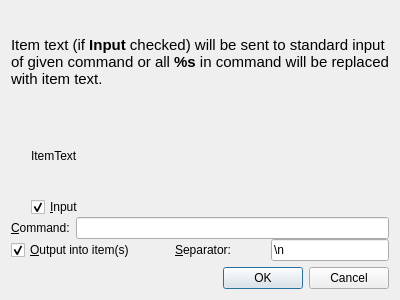
Old version of the form src/actiondialog.ui in the repository hluk/CopyQ.
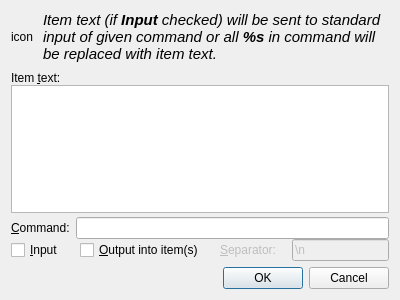
New version of the form.

```diff
--- a/src/actiondialog.ui
+++ b/src/actiondialog.ui
@@ -20,18 +20,44 @@
       <number>0</number>
      </property>
      <item>
-      <widget class="QLabel" name="inputInfoLabel">
-       <property name="text">
-        <string>&lt;!DOCTYPE HTML PUBLIC &quot;-//W3C//DTD HTML 4.0//EN&quot; &quot;http://www.w3.org/TR/REC-html40/strict.dtd&quot;&gt;
+      <layout class="QHBoxLayout" name="horizontalLayout_4">
+       <property name="spacing">
+        <number>10</number>
+       </property>
+       <property name="bottomMargin">
+        <number>4</number>
+       </property>
+       <item>
+        <widget class="QLabel" name="iconLabel">
+         <property name="text">
+          <string>icon</string>
+         </property>
+        </widget>
+       </item>
+       <item>
+        <widget class="QLabel" name="inputInfoLabel">
+         <property name="sizePolicy">
+          <sizepolicy hsizetype="Expanding" vsizetype="Expanding">
+           <horstretch>0</horstretch>
+           <verstretch>0</verstretch>
+          </sizepolicy>
+         </property>
+         <property name="text">
+          <string>&lt;!DOCTYPE HTML PUBLIC &quot;-//W3C//DTD HTML 4.0//EN&quot; &quot;http://www.w3.org/TR/REC-html40/strict.dtd&quot;&gt;
 &lt;html&gt;&lt;head&gt;&lt;meta name=&quot;qrichtext&quot; content=&quot;1&quot; /&gt;&lt;style type=&quot;text/css&quot;&gt;
 p, li { white-space: pre-wrap; }
-&lt;/style&gt;&lt;/head&gt;&lt;body style=&quot; font-family:'Aller'; font-size:11pt; font-weight:400; font-style:normal;&quot;&gt;
-&lt;p style=&quot; margin-top:0px; margin-bottom:0px; margin-left:0px; margin-right:0px; -qt-block-indent:0; text-indent:0px;&quot;&gt;Item text (if &lt;span style=&quot; font-weight:600;&quot;&gt;Input&lt;/span&gt; checked) will be sent to standard input of given command or all &lt;span style=&quot; font-weight:600;&quot;&gt;%s&lt;/span&gt; in command will be replaced with item text.&lt;/p&gt;&lt;/body&gt;&lt;/html&gt;</string>
-       </property>
-       <property name="wordWrap">
-        <bool>true</bool>
-       </property>
-      </widget>
+&lt;/style&gt;&lt;/head&gt;&lt;body style=&quot; font-family:'Sans Serif'; font-size:9pt; font-weight:400; font-style:normal;&quot;&gt;
+&lt;table style=&quot;-qt-table-type: root; margin-top:4px; margin-bottom:4px; margin-left:4px; margin-right:4px;&quot;&gt;
+&lt;tr&gt;
+&lt;td style=&quot;border: none;&quot;&gt;
+&lt;p style=&quot; margin-top:0px; margin-bottom:0px; margin-left:0px; margin-right:0px; -qt-block-indent:0; text-indent:0px;&quot;&gt;&lt;span style=&quot; font-family:'Aller'; font-size:11pt; font-style:italic;&quot;&gt;Item text (if &lt;/span&gt;&lt;span style=&quot; font-family:'Aller'; font-size:11pt; font-weight:600; font-style:italic;&quot;&gt;Input&lt;/span&gt;&lt;span style=&quot; font-family:'Aller'; font-size:11pt; font-style:italic;&quot;&gt; checked) will be sent to standard input of given command or all &lt;/span&gt;&lt;span style=&quot; font-family:'Aller'; font-size:11pt; font-weight:600; font-style:italic;&quot;&gt;%s&lt;/span&gt;&lt;span style=&quot; font-family:'Aller'; font-size:11pt; font-style:italic;&quot;&gt; in command will be replaced with item text.&lt;/span&gt;&lt;/p&gt;&lt;/td&gt;&lt;/tr&gt;&lt;/table&gt;&lt;/body&gt;&lt;/html&gt;</string>
+         </property>
+         <property name="wordWrap">
+          <bool>true</bool>
+         </property>
+        </widget>
+       </item>
+      </layout>
      </item>
      <item>
       <layout class="QVBoxLayout" name="inputLayout">
@@ -39,36 +65,29 @@
         <number>0</number>
        </property>
        <property name="leftMargin">
-        <number>20</number>
+        <number>0</number>
+       </property>
+       <property name="topMargin">
+        <number>4</number>
        </property>
        <property name="rightMargin">
         <number>0</number>
        </property>
+       <property name="bottomMargin">
+        <number>4</number>
+       </property>
        <item>
-        <widget class="QLabel" name="inputText">
-         <property name="maximumSize">
-          <size>
-           <width>600</width>
-           <height>320</height>
-          </size>
-         </property>
+        <widget class="QLabel" name="label">
          <property name="text">
-          <string>ItemText</string>
+          <string>Item &amp;text:</string>
+         </property>
+         <property name="buddy">
+          <cstring>inputText</cstring>
          </property>
         </widget>
        </item>
        <item>
-        <widget class="QCheckBox" name="inputCheckBox">
-         <property name="enabled">
-          <bool>true</bool>
-         </property>
-         <property name="text">
-          <string>&amp;Input</string>
-         </property>
-         <property name="checked">
-          <bool>true</bool>
-         </property>
-        </widget>
+        <widget class="QPlainTextEdit" name="inputText"/>
        </item>
       </layout>
      </item>
@@ -101,22 +120,41 @@
      <item>
       <layout class="QHBoxLayout" name="horizontalLayout_2">
        <property name="spacing">
-        <number>40</number>
+        <number>16</number>
        </property>
+       <item>
+        <widget class="QCheckBox" name="inputCheckBox">
+         <property name="enabled">
+          <bool>true</bool>
+         </property>
+         <property name="toolTip">
+          <string/>
+         </property>
+         <property name="text">
+          <string>&amp;Input</string>
+         </property>
+         <property name="checked">
+          <bool>false</bool>
+         </property>
+        </widget>
+       </item>
        <item>
         <widget class="QCheckBox" name="outputCheckBox">
          <property name="text">
           <string>&amp;Output into item(s)</string>
          </property>
          <property name="checked">
-          <bool>true</bool>
+          <bool>false</bool>
          </property>
         </widget>
        </item>
        <item>
         <layout class="QHBoxLayout" name="horizontalLayout_3">
          <item>
-          <widget class="QLabel" name="label_3">
+          <widget class="QLabel" name="separatorLabel">
+           <property name="enabled">
+            <bool>false</bool>
+           </property>
            <property name="text">
             <string>&amp;Separator:</string>
            </property>
@@ -127,6 +165,9 @@
          </item>
          <item>
           <widget class="QLineEdit" name="separatorEdit">
+           <property name="enabled">
+            <bool>false</bool>
+           </property>
            <property name="text">
             <string>\n</string>
            </property>
```
Left out of the diff: 3 changed lines with no effect on the pictures.
